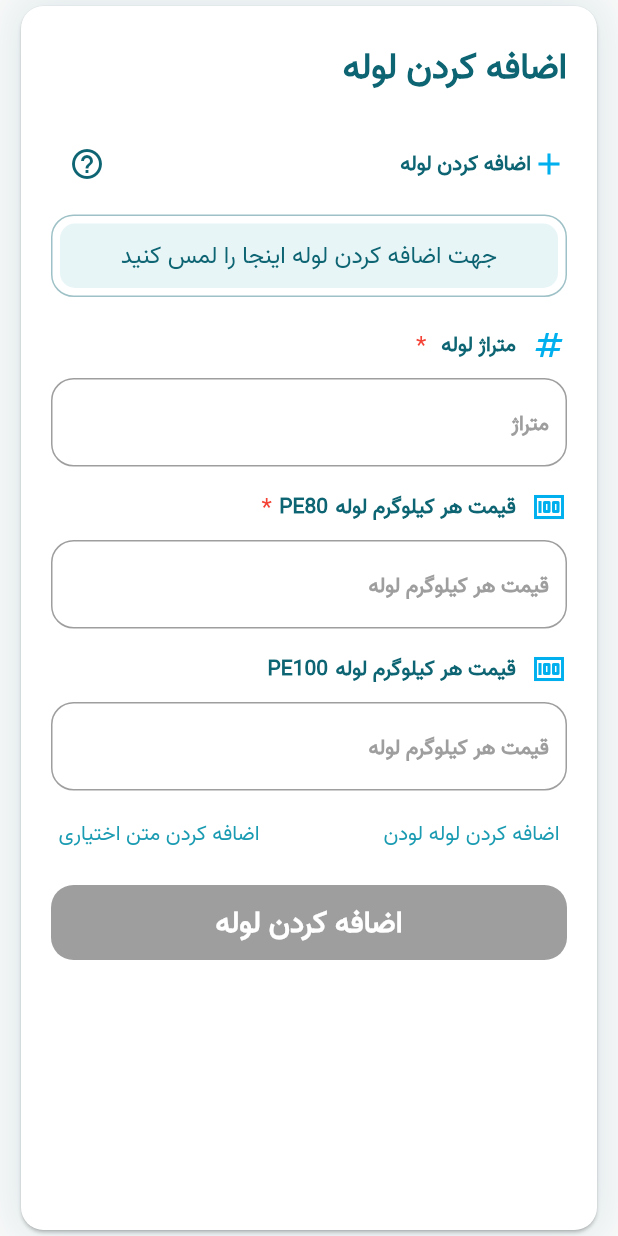
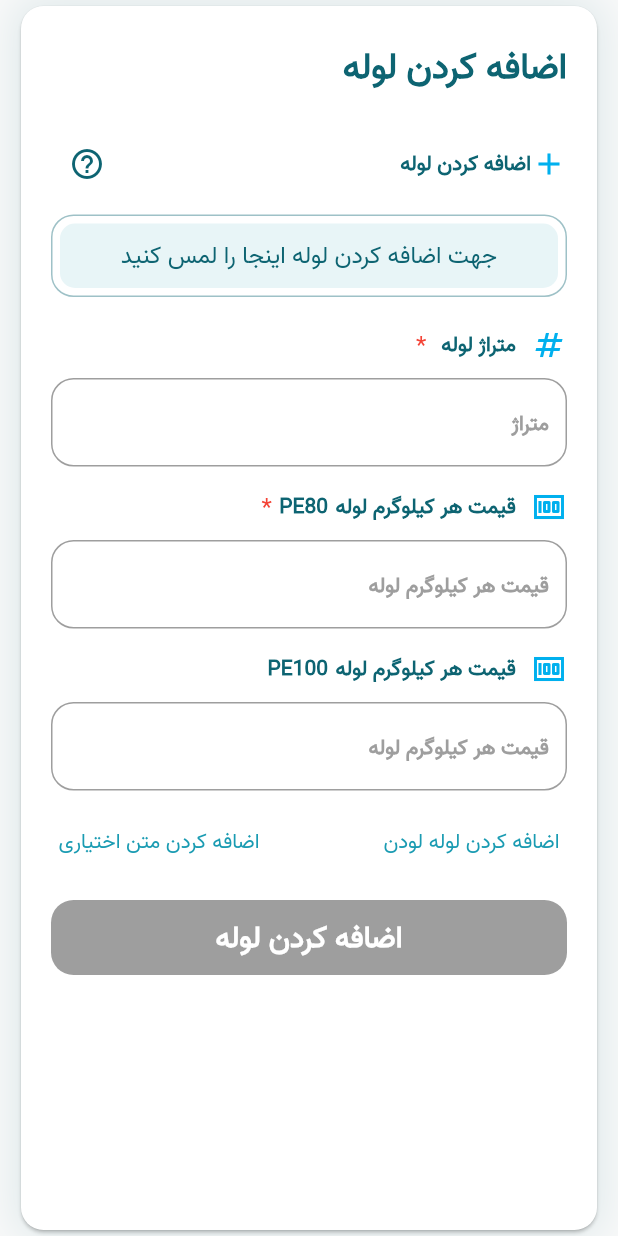
Before and after one commit to Ahmad-Vakilzadeh/kpi-app, a Flutter app: the FactorCreateCard widget shown alone on an empty page, opened directly with empty values, on a phone screen of 412 x 824 dp. Run offline on Flutter 3.47's test engine with Material 2 defaults, Android fonts, the phone set to English and light mode, and no system bars; our stand-ins replace flutter_widget_from_html_core, open_file, pdf, shamsi_date, shared_preferences and 1 more; missing offline and left inert: auto_direction, bidi, dart:ffi, rive_splash_screen; accounts and stored records are empty.

Commit message:
final fix

```diff
--- a/lib/Screens/factorCreate/widgets/factor_create_card.dart
+++ b/lib/Screens/factorCreate/widgets/factor_create_card.dart
@@ -308,7 +308,7 @@ class _FactorCreateCardState extends State<FactorCreateCard> {
               height: 20,
             ),
             Container(
-              margin: const EdgeInsets.symmetric(horizontal: 25),
+              margin: const EdgeInsets.symmetric(horizontal: 25, vertical: 5),
               child: Row(
                 mainAxisAlignment: MainAxisAlignment.spaceBetween,
                 children: [
```
